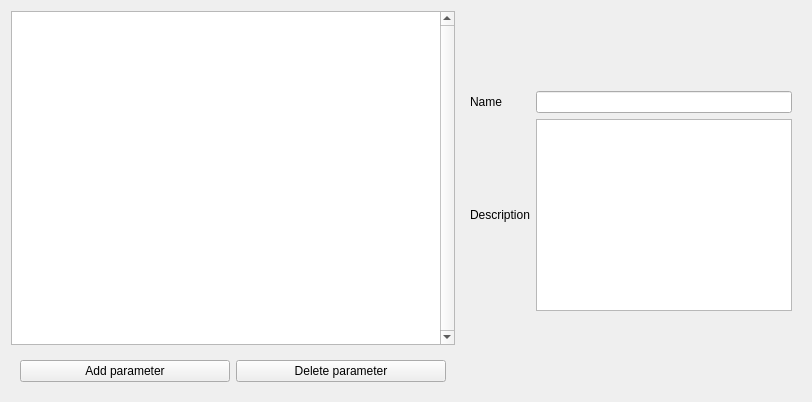
Qt form lima_gui/view/function_description.ui (oKatanaaa/lima-gui) before a commit.
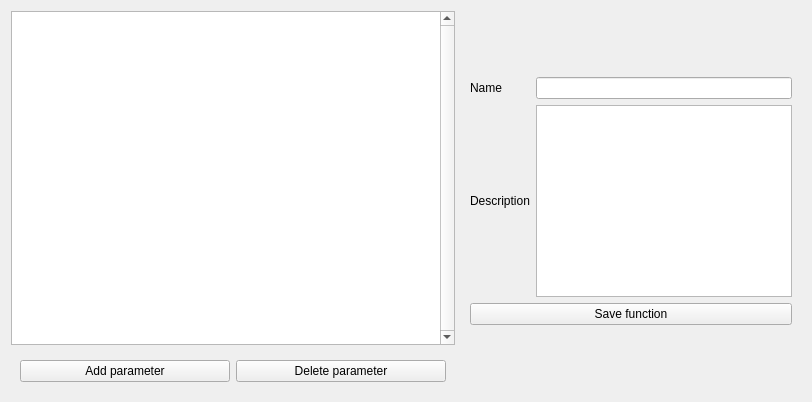
The same form after that commit.

Commit message: new(chat window): function adding, no params atm

The edit to the form file:
```diff
--- a/lima_gui/view/function_description.ui
+++ b/lima_gui/view/function_description.ui
@@ -132,6 +132,13 @@
         </item>
        </layout>
       </item>
+      <item row="1" column="0">
+       <widget class="QPushButton" name="fnSaveBtn">
+        <property name="text">
+         <string>Save function</string>
+        </property>
+       </widget>
+      </item>
      </layout>
     </widget>
    </item>
```
Left out of the diff: 24 changed lines with no effect on the pictures. The commit also changes 9 other files.
